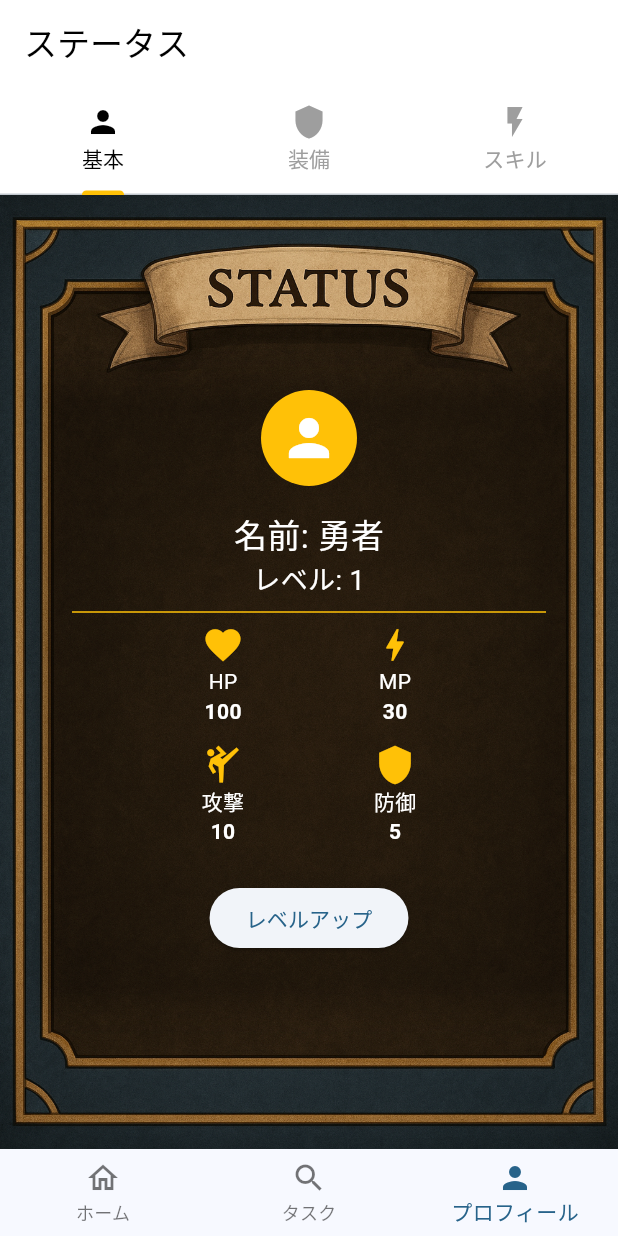
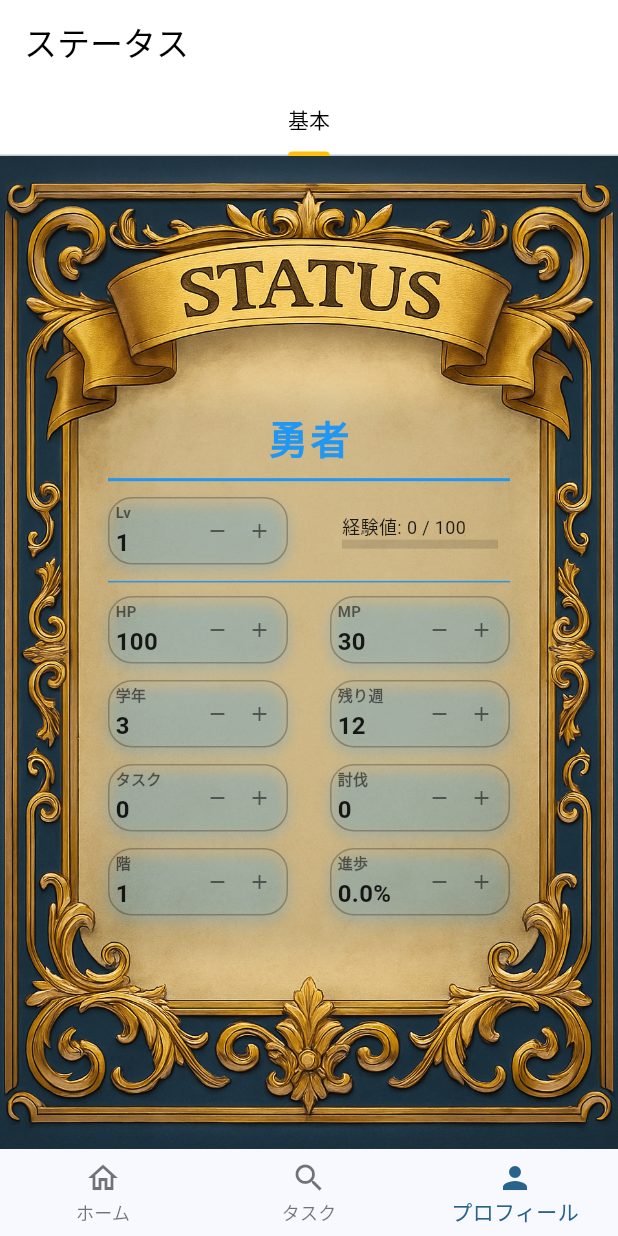
Before and after one commit to 9970628/syuukatusensi, a Flutter app: the screen it shows after launch, item 3 of the bottom bar chosen, on a phone screen of 412 x 824 dp. Run offline on Flutter 3.47's test engine with Material 3 defaults, Android fonts, the phone set to English and light mode, and no system bars; our stand-ins replace device_preview, go_router.

Commit message:
ステータス画面の変更（試験用で増減できるボタン付けてます）

```diff
--- a/lib/screens/status_screen.dart
+++ b/lib/screens/status_screen.dart
@@ -1,6 +1,5 @@
-// lib/screens/status_screen.dart
-
 import 'package:flutter/material.dart';
+import 'dart:math';
 
 class StatusScreen extends StatefulWidget {
   const StatusScreen({super.key});
@@ -13,26 +12,66 @@ class _StatusScreenState extends State<StatusScreen>
     with SingleTickerProviderStateMixin {
   late TabController _tabController;
 
+  String name = "勇者";
   int level = 1;
   int hp = 100;
   int mp = 30;
-  int attack = 10;
-  int defense = 5;
+  int grade = 3;
+  int weeksLeft = 12;
+  int totalTasks = 0;
+  int defeatCount = 0;
+  int currentFloor = 1;
+  double progress = 0.0;
+  int exp = 0;
+  int get nextExp => (100 * pow(1.5, level - 1)).toInt();
 
-  void _levelUp() {
+  void _gainExp(int amount) {
     setState(() {
+      exp += amount;
+      while (exp >= nextExp) {
+        exp -= nextExp;
         level++;
         hp += 20;
         mp += 5;
-      attack += 3;
-      defense += 2;
+      }
+    });
+  }
+
+  void _changeStat(String stat, int delta) {
+    setState(() {
+      switch (stat) {
+        case 'hp':
+          hp = max(0, hp + delta);
+          break;
+        case 'mp':
+          mp = max(0, mp + delta);
+          break;
+        case 'grade':
+          grade = max(1, grade + delta);
+          break;
+        case 'weeksLeft':
+          weeksLeft = max(0, weeksLeft + delta);
+          break;
+        case 'totalTasks':
+          totalTasks = max(0, totalTasks + delta);
+          break;
+        case 'defeatCount':
+          defeatCount = max(0, defeatCount + delta);
+          break;
+        case 'currentFloor':
+          currentFloor = max(1, currentFloor + delta);
+          break;
+        case 'progress':
+          progress = (progress + delta).clamp(0, 100);
+          break;
+      }
     });
   }
 
   @override
   void initState() {
     super.initState();
-    _tabController = TabController(length: 3, vsync: this);
+    _tabController = TabController(length: 1, vsync: this);
   }
 
   @override
@@ -44,30 +83,26 @@ class _StatusScreenState extends State<StatusScreen>
   @override
   Widget build(BuildContext context) {
     return Scaffold(
-    backgroundColor: Colors.white, // ← 画面全体の背景を白に
       appBar: AppBar(
         title: const Text(
           'ステータス',
-        style: TextStyle(color: Colors.black), // ← タイトルを黒文字に
+          style: TextStyle(color: Colors.black),
         ),
-      backgroundColor: Colors.white, // ← AppBarの背景を白に
-      iconTheme: const IconThemeData(color: Colors.black), // ← アイコンも黒に
+        backgroundColor: Colors.white,
+        iconTheme: const IconThemeData(color: Colors.black),
         bottom: TabBar(
           controller: _tabController,
           indicatorColor: Colors.amber,
-        labelColor: Colors.black, // ← タブの選択文字色
-        unselectedLabelColor: Colors.grey, // ← タブの未選択文字色
+          labelColor: Colors.black,
+          unselectedLabelColor: Colors.grey,
           tabs: const [
-          Tab(icon: Icon(Icons.person), text: '基本'),
-          Tab(icon: Icon(Icons.shield), text: '装備'),
-          Tab(icon: Icon(Icons.flash_on), text: 'スキル'),
+            Tab(text: '基本'),
           ],
         ),
       ),
       body: TabBarView(
         controller: _tabController,
         children: [
-          // 基本ステータス
           Stack(
             fit: StackFit.expand,
             children: [
@@ -75,180 +110,173 @@ class _StatusScreenState extends State<StatusScreen>
                 'assets/images/backgrounds/status_screen.jpg',
                 fit: BoxFit.cover,
               ),
-              Center(
-                child: Card(
-                  color: Colors.transparent,
-                  margin: const EdgeInsets.all(24),
-                  elevation: 8,
-                  shape: RoundedRectangleBorder(
-                    borderRadius: BorderRadius.circular(16),
-                  ),
-                  child: Padding(
-                    padding: const EdgeInsets.all(24),
-                    child: Column(
-                      mainAxisSize: MainAxisSize.min,
-                      children: [
-                        const CircleAvatar(
-                          radius: 32,
-                          backgroundColor: Colors.amber,
-                          child: Icon(Icons.person, size: 40, color: Colors.white),
-                        ),
-                        const SizedBox(height: 16),
-                        const Text(
-                          '名前: 勇者',
-                          style: TextStyle(fontSize: 22, color: Colors.white),
-                        ),
-                        Text(
-                          'レベル: $level',
-                          style: const TextStyle(fontSize: 18, color: Colors.white),
-                        ),
-                        const Divider(color: Colors.amber),
-                        Row(
-                          mainAxisAlignment: MainAxisAlignment.spaceEvenly,
-                          children: [
-                            _StatusItem(
-                              icon: Icons.favorite,
-                              label: 'HP',
-                              value: '$hp',
-                            ),
-                            _StatusItem(
-                              icon: Icons.bolt,
-                              label: 'MP',
-                              value: '$mp',
+              Align(
+                alignment: Alignment(0, 0.05),
+                child: Container(
+                  width: 300,
+                  padding: const EdgeInsets.symmetric(vertical: 16, horizontal: 16),
+                  decoration: BoxDecoration(
+                    color: Colors.white.withOpacity(0.0),
+                    borderRadius: BorderRadius.circular(24),
+                    boxShadow: [
+                      BoxShadow(
+                        color: Colors.black12,
+                        blurRadius: 16,
+                        offset: Offset(0, 8),
                       ),
                     ],
                   ),
-                        const SizedBox(height: 12),
+                  child: SingleChildScrollView(
+                    child: Column(
+                      mainAxisSize: MainAxisSize.min,
+                      crossAxisAlignment: CrossAxisAlignment.stretch,
+                      children: [
+                        Center(
+                          child: Text(
+                            name,
+                            style: const TextStyle(
+                              fontSize: 26,
+                              fontWeight: FontWeight.bold,
+                              color: Colors.blue,
+                              letterSpacing: 2,
+                            ),
+                          ),
+                        ),
+                        const SizedBox(height: 2),
+                        Divider(color: Colors.blue, thickness: 2),
+                        const SizedBox(height: 2),
+                        // レベル・経験値
                         Row(
-                          mainAxisAlignment: MainAxisAlignment.spaceEvenly,
+                          mainAxisAlignment: MainAxisAlignment.spaceBetween,
                           children: [
-                            _StatusItem(
-                              icon: Icons.sports_martial_arts,
-                              label: '攻撃',
-                              value: '$attack',
+                            _StatusBadge(
+                              icon: Icons.star,
+                              label: 'Lv',
+                              value: '$level',
+                              color: Colors.blue,
+                              onAdd: () => setState(() => level++),
+                              onRemove: () => setState(() => level = max(1, level - 1)),
                             ),
-                            _StatusItem(
-                              icon: Icons.shield,
-                              label: '防御',
-                              value: '$defense',
+                            const SizedBox(width: 16),
+                            SizedBox(
+                              width: 120, // widthを他の_StatusBadgeと合わせる
+                              child: Padding(
+                                padding: const EdgeInsets.symmetric(horizontal: 8.0),
+                                child: Column(
+                                  crossAxisAlignment: CrossAxisAlignment.start,
+                                  children: [
+                                    Text(
+                                      '経験値: $exp / $nextExp',
+                                      style: const TextStyle(fontSize: 12, color: Colors.black87),
                                     ),
-                          ],
-                        ),
-                        const SizedBox(height: 24),
-                        ElevatedButton(
-                          onPressed: _levelUp,
-                          child: const Text('レベルアップ'),
+                                    LinearProgressIndicator(
+                                      value: exp / nextExp,
+                                      backgroundColor: const Color.fromARGB(31, 0, 0, 0),
+                                      color: Colors.blue,
+                                      minHeight: 6,
                                     ),
                                   ],
                                 ),
                               ),
                             ),
+                          ],
+                        ),
+                        const SizedBox(height: 2),
+                        Divider(color: Colors.blue),
+                        // HP/MP
+                        Row(
+                          mainAxisAlignment: MainAxisAlignment.spaceBetween,
+                          children: [
+                            _StatusBadge(
+                              icon: Icons.favorite,
+                              label: 'HP',
+                              value: '$hp',
+                              color: Colors.redAccent,
+                              onAdd: () => _changeStat('hp', 10),
+                              onRemove: () => _changeStat('hp', -10),
+                            ),
+                            const SizedBox(width: 16),
+                            _StatusBadge(
+                              icon: Icons.bolt,
+                              label: 'MP',
+                              value: '$mp',
+                              color: Colors.blue,
+                              onAdd: () => _changeStat('mp', 5),
+                              onRemove: () => _changeStat('mp', -5),
                             ),
                           ],
                         ),
-          // 装備
-          Stack(
-            fit: StackFit.expand,
+                        const SizedBox(height: 8),
+                        // 学年・就活期間
+                        Row(
+                          mainAxisAlignment: MainAxisAlignment.spaceBetween,
                           children: [
-              Image.asset(
-                'assets/images/backgrounds/status_screen.jpg',
-                fit: BoxFit.cover,
+                            _StatusBadge(
+                              icon: Icons.school,
+                              label: '学年',
+                              value: '$grade',
+                              color: Colors.green,
+                              onAdd: () => _changeStat('grade', 1),
+                              onRemove: () => _changeStat('grade', -1),
                             ),
-              Center(
-                child: Card(
-                  color: Colors.transparent,
-                  margin: const EdgeInsets.all(24),
-                  elevation: 8,
-                  shape: RoundedRectangleBorder(
-                    borderRadius: BorderRadius.circular(16),
-                  ),
-                  child: Padding(
-                    padding: const EdgeInsets.all(24),
-                    child: Column(
-                      mainAxisSize: MainAxisSize.min,
-                      children: const [
-                        Text(
-                          '装備一覧',
-                          style: TextStyle(fontSize: 22, color: Colors.white),
-                        ),
-                        Divider(color: Colors.blueAccent),
-                        ListTile(
-                          leading: Icon(
-                            Icons.sports_martial_arts,
-                            color: Colors.amber,
-                          ),
-                          title: Text(
-                            '武器: 鋼の剣',
-                            style: TextStyle(color: Colors.white),
-                          ),
-                        ),
-                        ListTile(
-                          leading: Icon(Icons.shield, color: Colors.blueAccent),
-                          title: Text(
-                            '防具: 鉄の鎧',
-                            style: TextStyle(color: Colors.white),
-                          ),
-                        ),
-                        ListTile(
-                          leading: Icon(Icons.star, color: Colors.redAccent),
-                          title: Text(
-                            'アクセサリ: 力の指輪',
-                            style: TextStyle(color: Colors.white),
-                          ),
+                            const SizedBox(width: 16),
+                            _StatusBadge(
+                              icon: Icons.calendar_today,
+                              label: '残り週',
+                              value: '$weeksLeft',
+                              color: Colors.orange,
+                              onAdd: () => _changeStat('weeksLeft', 1),
+                              onRemove: () => _changeStat('weeksLeft', -1),
                             ),
                           ],
                         ),
+                        const SizedBox(height: 8),
+                        // タスク累計・討伐数
+                        Row(
+                          mainAxisAlignment: MainAxisAlignment.spaceBetween,
+                          children: [
+                            _StatusBadge(
+                              icon: Icons.task_alt,
+                              label: 'タスク',
+                              value: '$totalTasks',
+                              color: Colors.purple,
+                              onAdd: () => _changeStat('totalTasks', 1),
+                              onRemove: () => _changeStat('totalTasks', -1),
                             ),
-                ),
+                            const SizedBox(width: 16),
+                            _StatusBadge(
+                              icon: Icons.sports_kabaddi,
+                              label: '討伐',
+                              value: '$defeatCount',
+                              color: Colors.brown,
+                              onAdd: () => _changeStat('defeatCount', 1),
+                              onRemove: () => _changeStat('defeatCount', -1),
                             ),
                           ],
                         ),
-          // スキル
-          Stack(
-            fit: StackFit.expand,
+                        const SizedBox(height: 8),
+                        // 現在地・進歩
+                        Row(
+                          mainAxisAlignment: MainAxisAlignment.spaceBetween,
                           children: [
-              Image.asset(
-                'assets/images/backgrounds/status_screen.jpg',
-                fit: BoxFit.cover,
+                            _StatusBadge(
+                              icon: Icons.location_on,
+                              label: '階',
+                              value: '$currentFloor',
+                              color: Colors.teal,
+                              onAdd: () => _changeStat('currentFloor', 1),
+                              onRemove: () => _changeStat('currentFloor', -1),
                             ),
-              Center(
-                child: Card(
-                  color: Colors.transparent,
-                  margin: const EdgeInsets.all(24),
-                  elevation: 8,
-                  shape: RoundedRectangleBorder(
-                    borderRadius: BorderRadius.circular(16),
+                            const SizedBox(width: 16),
+                            _StatusBadge(
+                              icon: Icons.trending_up,
+                              label: '進歩',
+                              value: '${progress.toStringAsFixed(1)}%',
+                              color: Colors.indigo,
+                              onAdd: () => _changeStat('progress', 5),
+                              onRemove: () => _changeStat('progress', -5),
                             ),
-                  child: Padding(
-                    padding: const EdgeInsets.all(24),
-                    child: Column(
-                      mainAxisSize: MainAxisSize.min,
-                      children: const [
-                        Text(
-                          'スキル一覧',
-                          style: TextStyle(fontSize: 22, color: Colors.white),
-                        ),
-                        Divider(color: Colors.greenAccent),
-                        ListTile(
-                          leading: Icon(
-                            Icons.local_fire_department,
-                            color: Colors.red,
-                          ),
-                          title: Text(
-                            'ファイア',
-                            style: TextStyle(color: Colors.white),
-                          ),
-                        ),
-                        ListTile(
-                          leading: Icon(Icons.healing, color: Colors.green),
-                          title: Text('ヒール', style: TextStyle(color: Colors.white)),
-                        ),
-                        ListTile(
-                          leading: Icon(Icons.flash_on, color: Colors.yellow),
-                          title: Text(
-                            'バッシュ',
-                            style: TextStyle(color: Colors.white),
-                          ),
+                          ],
                         ),
                       ],
                     ),
@@ -263,32 +291,95 @@ class _StatusScreenState extends State<StatusScreen>
   }
 }
 
-// ステータス項目用ウィジェット
-class _StatusItem extends StatelessWidget {
+// ステータスバッジ用ウィジェット
+class _StatusBadge extends StatelessWidget {
   final IconData icon;
   final String label;
   final String value;
+  final Color color;
+  final VoidCallback onAdd;
+  final VoidCallback onRemove;
 
-  const _StatusItem({
+  const _StatusBadge({
     required this.icon,
     required this.label,
     required this.value,
+    required this.color,
+    required this.onAdd,
+    required this.onRemove,
   });
 
   @override
   Widget build(BuildContext context) {
-    return Column(
+    return Container(
+      width: 120,
+      margin: const EdgeInsets.symmetric(vertical: 1.5),
+      padding: const EdgeInsets.symmetric(vertical: 2, horizontal: 4),
+      decoration: BoxDecoration(
+        color: Colors.white.withOpacity(0.0), // 白背景に戻し、見やすくする
+        borderRadius: BorderRadius.circular(16),
+        border: Border.all(color: Colors.black.withOpacity(0.25)),
+        boxShadow: [
+          BoxShadow(
+            color: Colors.blue.withOpacity(0.25),
+            blurRadius: 8,
+            offset: const Offset(0, 4),
+          ),
+        ],
+      ),
+      child: Row(
+        mainAxisAlignment: MainAxisAlignment.spaceBetween, // テキストとボタンを両端に配置
         children: [
-        Icon(icon, color: Colors.amber, size: 28),
-        Text(label, style: const TextStyle(color: Colors.white)),
+          Column(
+            crossAxisAlignment: CrossAxisAlignment.start,
+            children: [
+              Text(
+                label,
+                style: const TextStyle(
+                  fontSize: 10,
+                  fontWeight: FontWeight.bold,
+                  color: Colors.black54,
+                ),
+              ),
+              const SizedBox(height: 2),
               Text(
                 value,
                 style: const TextStyle(
-            color: Colors.white,
+                  fontSize: 16,
                   fontWeight: FontWeight.bold,
+                  color: Colors.black87,
                 ),
               ),
             ],
+          ),
+          Row(
+            children: [
+              SizedBox(
+                width: 28,
+                height: 28,
+                child: IconButton(
+                  icon: const Icon(Icons.remove, size: 16),
+                  color: Colors.black54,
+                  padding: EdgeInsets.zero,
+                  onPressed: onRemove,
+                  tooltip: '-',
+                ),
+              ),
+              SizedBox(
+                width: 28,
+                height: 28,
+                child: IconButton(
+                  icon: const Icon(Icons.add, size: 16),
+                  color: Colors.black54,
+                  padding: EdgeInsets.zero,
+                  onPressed: onAdd,
+                  tooltip: '+',
+                ),
+              ),
+            ],
+          ),
+        ],
+      ),
     );
   }
 }
```
Also changed, not shown: assets/images/backgrounds/status_screen.jpg. Lines whose indentation alone changed are shown as unchanged.
